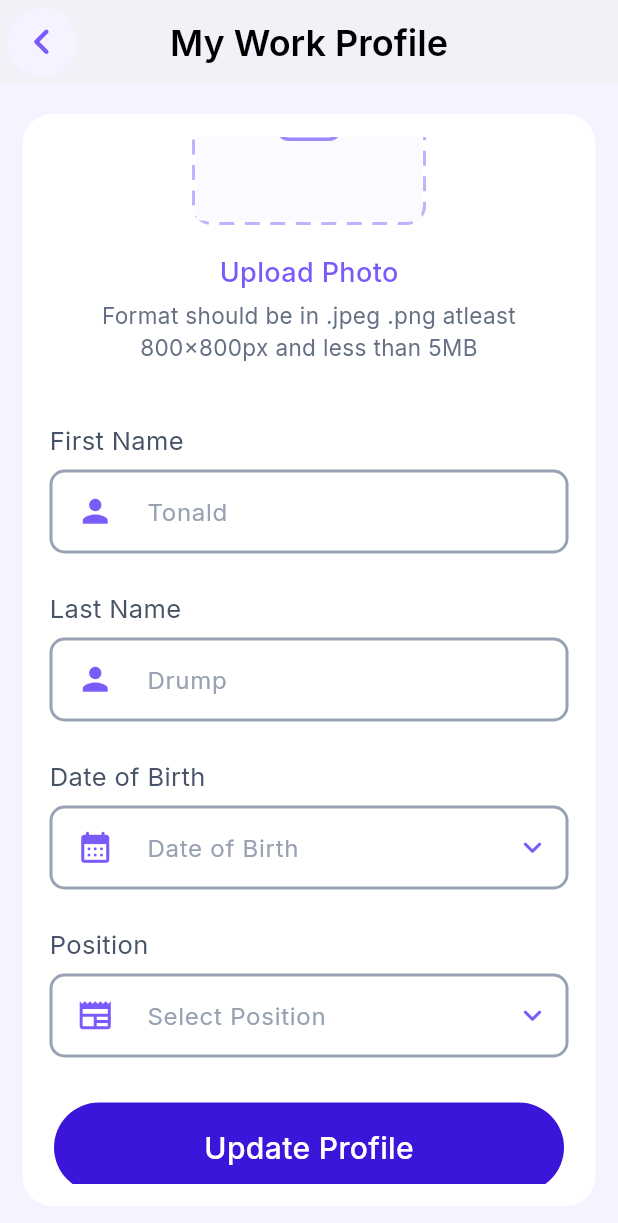
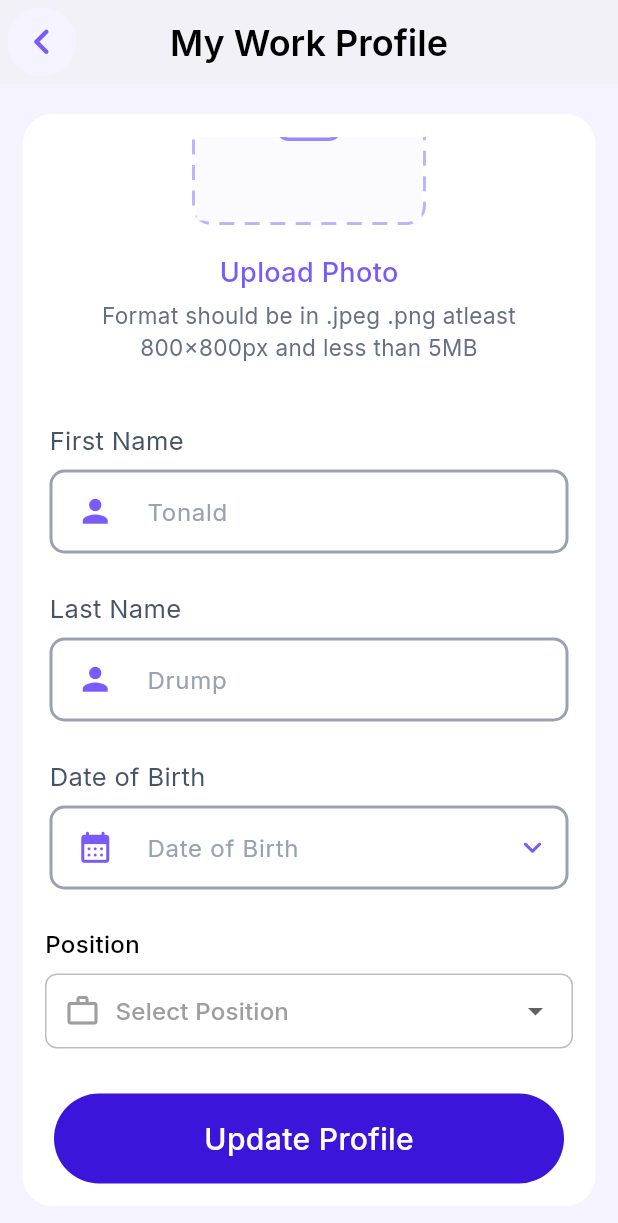
Before and after one commit to sammy002621/ui_hr_task_management, a Flutter app: the WorkProfilePage screen opened directly, scrolled down 178 dp, on a phone screen of 412 x 824 dp. Shown: the top 1223 px of the screen. Run offline on Flutter 3.47's test engine with Material 3 defaults, Android fonts, the phone set to English and light mode, and no system bars; drawn by our look-alikes of dotted_border; our stand-ins replace dartz, flutter_bloc, flutter_dotenv, flutter_otp_text_field, flutter_svg, get_it and 5 more; missing offline and left inert: avatar_stack, dropdown_flutter; accounts and stored records are empty; project files that could hold a hidden picture were left out.

```diff
--- a/lib/data/sources/auth/auth_service_impl.dart
+++ b/lib/data/sources/auth/auth_service_impl.dart
@@ -41,6 +41,7 @@ class AuthServiceImpl implements AuthService {
         'phone': createUser.phone,
         'compID': createUser.compID,
         'password': createUser.password,
+        'otp':createUser.otp,
       });
 
       // if the user was created successfully
--- a/lib/presentation/profile/pages/work_profile_page.dart
+++ b/lib/presentation/profile/pages/work_profile_page.dart
@@ -7,12 +7,22 @@ import 'package:workmate/core/configs/theme/app_colors.dart';
 import 'package:workmate/presentation/auth/signin/widgets/label_textfield.dart';
 import 'package:workmate/presentation/home/widgets/centered_container.dart';
 import 'package:workmate/application/validators/signup_validators.dart';
+import 'package:dropdown_flutter/custom_dropdown.dart';
+import 'package:workmate/presentation/profile/widgets/custom_drop_down.dart';
 
 class WorkProfilePage extends StatelessWidget {
    WorkProfilePage({super.key});
 
   TextEditingController sampleController = TextEditingController();
   final _formKey = GlobalKey<FormState>();
+  String? selectedPosition;
+  final List<String> _list = [
+    'Developer',
+    'Designer',
+    'Consultant',
+    'Student',
+  ];
+
 
   @override
   Widget build(BuildContext context) {
@@ -170,14 +180,26 @@ class WorkProfilePage extends StatelessWidget {
                           height: 25,
                         ),
 
-                        LabelTextfield(
-                          label: "Position",
-                          hintText: "Select Position",
-                          prefixIcon: Icons.newspaper_outlined,
-                          suffixIcon: Icons.keyboard_arrow_down_rounded,
-                          padding: 3,
-                          textController: sampleController,
-                        ),
+                        // LabelTextfield(
+                        //   label: "Position",
+                        //   hintText: "Select Position",
+                        //   prefixIcon: Icons.newspaper_outlined,
+                        //   suffixIcon: Icons.keyboard_arrow_down_rounded,
+                        //   padding: 3,
+                        //   textController: sampleController,
+                        // ),
+
+                        CustomDropdown(
+              label: "Position",
+              hintText: "Select Position",
+              prefixIcon: Icons.work_outline,
+              items: _list,
+              selectedItem: selectedPosition,
+              onChanged: (value) {
+                selectedPosition = value;
+                print("Selected Position: $value");
+              },
+            ),
 
                         const SizedBox(
                           height: 30,
--- /dev/null
+++ b/lib/presentation/profile/widgets/custom_drop_down.dart
@@ -0,0 +1,71 @@
+import 'package:flutter/material.dart';
+
+class CustomDropdown extends StatelessWidget {
+  final String label;
+  final String hintText;
+  final IconData prefixIcon;
+  final List<String> items;
+  final String? selectedItem;
+  final ValueChanged<String?> onChanged;
+
+  const CustomDropdown({
+    super.key,
+    required this.label,
+    required this.hintText,
+    required this.prefixIcon,
+    required this.items,
+    this.selectedItem,
+    required this.onChanged,
+  });
+
+  @override
+  Widget build(BuildContext context) {
+    return Column(
+      crossAxisAlignment: CrossAxisAlignment.start,
+      children: [
+        Text(
+          label,
+          style: const TextStyle(
+            fontSize: 16,
+            fontWeight: FontWeight.w500,
+            color: Colors.black,
+          ),
+        ),
+        const SizedBox(height: 8),
+        Container(
+          padding: const EdgeInsets.symmetric(horizontal: 12),
+          decoration: BoxDecoration(
+            border: Border.all(color: Colors.grey.shade400, width: 1),
+            borderRadius: BorderRadius.circular(8),
+            color: Colors.white,
+          ),
+          child: Row(
+            children: [
+              Icon(prefixIcon, color: Colors.grey),
+              const SizedBox(width: 10),
+              Expanded(
+                child: DropdownButtonHideUnderline(
+                  child: DropdownButton<String>(
+                    isExpanded: true,
+                    value: selectedItem,
+                    hint: Text(
+                      hintText,
+                      style: const TextStyle(color: Colors.grey),
+                    ),
+                    items: items.map((String item) {
+                      return DropdownMenuItem<String>(
+                        value: item,
+                        child: Text(item),
+                      );
+                    }).toList(),
+                    onChanged: onChanged,
+                  ),
+                ),
+              ),
+            ],
+          ),
+        ),
+      ],
+    );
+  }
+}
--- a/pubspec.yaml
+++ b/pubspec.yaml
@@ -49,6 +49,7 @@ dependencies:
   get_it:
   shared_preferences: ^2.5.2
   flutter_dotenv: ^5.2.1
+  dropdown_flutter: ^1.0.1
 
 dev_dependencies:
   flutter_test:
```
Also changed, not shown: lib/main.dart (+15 -5 lines), lib/presentation/auth/signup/pages/sign_up_page.dart (+31 -22 lines), lib/presentation/profile/pages/profile_page.dart (+13 -6 lines), pubspec.lock.
